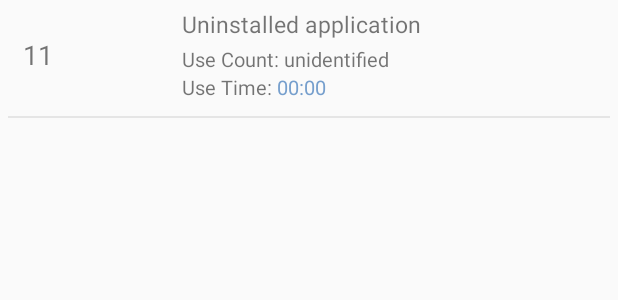
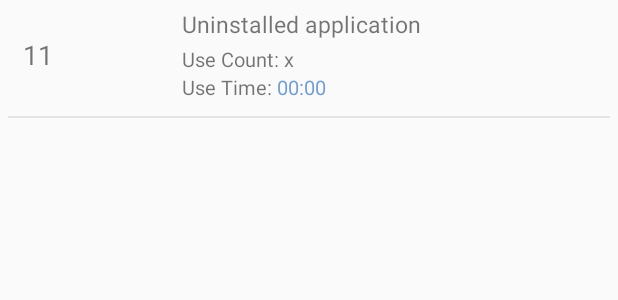
Before and after one commit to Healerning1015/ZYN_FYP, an Android app: the layout used_time_item_layout.xml on its own in the app's theme, with its tools: preview values and no code run, on a phone screen of 412 x 824 dp. Shown: the top 300 px of the screen. Run offline under Robolectric (Android 15) with nearby library versions, the phone set to English and light mode, and no system bars.

Commit message:
最最终版本，修改了一点小问题

```diff
--- a/app/src/main/java/student/example/myapplication/usage/adapter/UseTimeAdapter.java
+++ b/app/src/main/java/student/example/myapplication/usage/adapter/UseTimeAdapter.java
@@ -70,7 +70,7 @@ public class UseTimeAdapter extends RecyclerView.Adapter<UseTimeAdapter.UseTimeV
         if(mPackageInfoList.get(position).getmUsedCount() != 0){
             holder.tv_used_count.setText(" " + mPackageInfoList.get(position).getmUsedCount()+"");
         } else {
-            holder.tv_used_count.setText(" unidentified");
+            holder.tv_used_count.setText(" x");
         }
         holder.tv_calculate_used_time.setText(" " + DateUtils.formatElapsedTime(getTotalTimeFromUsage(mPackageInfoList.get(position).getmPackageName())/1000));
         //DateTransUtils.formatElapsedTime(mPackageInfoList.get(position).getmUsedTime()/1000)
--- a/app/src/main/res/layout/used_time_item_layout.xml
+++ b/app/src/main/res/layout/used_time_item_layout.xml
@@ -57,7 +57,7 @@
                 <TextView
                     android:id="@+id/use_count"
                     android:textSize="13dp"
-                    android:text=" unidentified"
+                    android:text=" x"
                     android:layout_width="wrap_content"
                     android:layout_height="wrap_content" />
             </LinearLayout>
```
Also changed, not shown: app/src/main/java/student/example/myapplication/admin/set/setEmail/EmailReceiver.java (+3 -7 lines).
